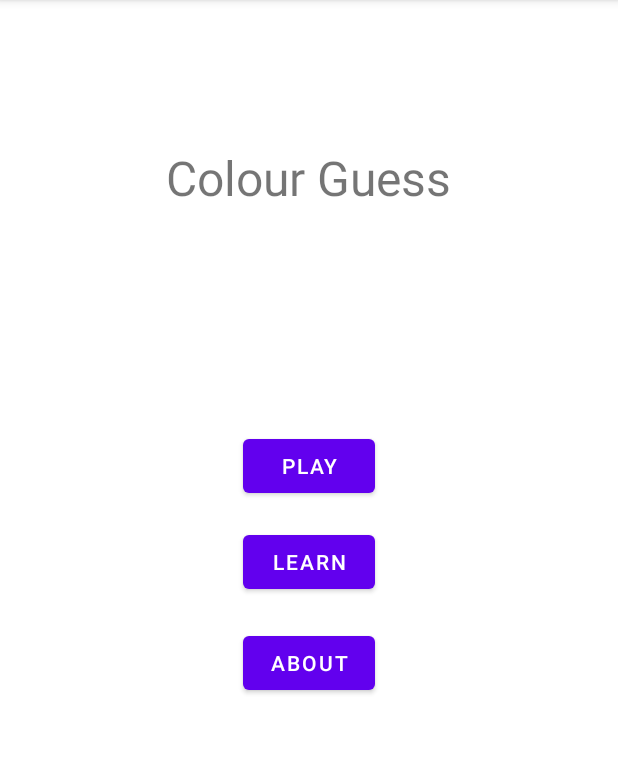
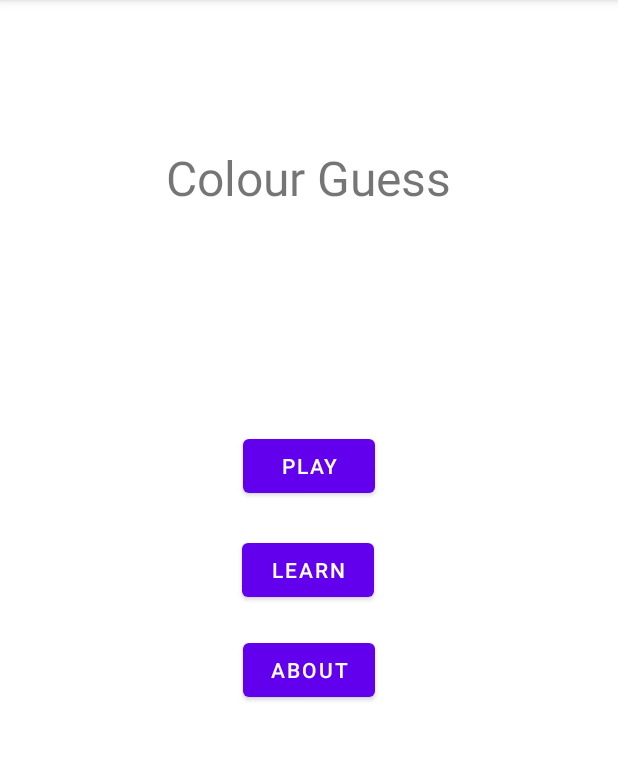
Before and after one commit to Laptop-Salad/ColorGuess, an Android app: the screen it shows after launch (MainActivity), on a phone screen of 412 x 824 dp, the part 84-845 px from its top. Run offline under Robolectric (Android 15) with nearby library versions, the phone set to English and light mode, and no system bars.

```diff
--- a/app/src/main/res/layout/activity_main.xml
+++ b/app/src/main/res/layout/activity_main.xml
@@ -37,9 +37,10 @@
         android:text="@string/learn"
         app:layout_constraintBottom_toBottomOf="parent"
         app:layout_constraintEnd_toEndOf="parent"
+        app:layout_constraintHorizontal_bias="0.498"
         app:layout_constraintStart_toStartOf="parent"
         app:layout_constraintTop_toBottomOf="@+id/play_button"
-        app:layout_constraintVertical_bias="0.042" />
+        app:layout_constraintVertical_bias="0.055" />
 
     <Button
         android:id="@+id/about_button"
```
